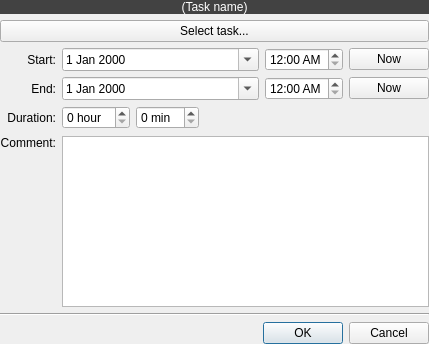
The window that Charm/EventEditor.ui (KDAB/Charm) describes before a commit, drawn with Qt 5.
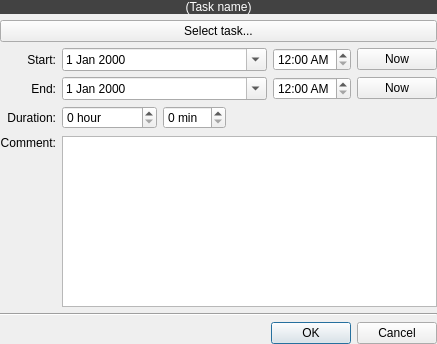
The same window after the commit.

Commit message: Increase maximum value of the duration/hours spinbox. This ensure that its value is always in sync with the start and end datetimes while editing.

What changed in the file:
```diff
--- a/Charm/EventEditor.ui
+++ b/Charm/EventEditor.ui
@@ -6,7 +6,7 @@
    <rect>
     <x>0</x>
     <y>0</y>
-    <width>429</width>
+    <width>437</width>
     <height>344</height>
    </rect>
   </property>
@@ -573,7 +573,7 @@
       <number>0</number>
      </property>
      <property name="maximum">
-      <number>99</number>
+      <number>999999999</number>
      </property>
     </widget>
    </item>
```
